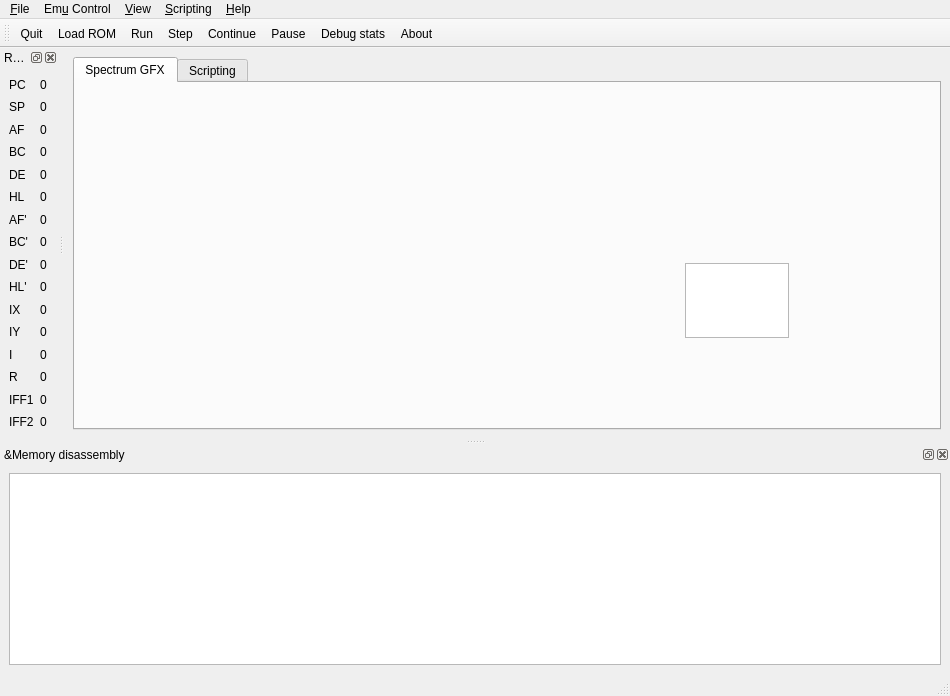
First picture: the form in ui/main_window.ui, repository electrified/cpuqt, before the edit.
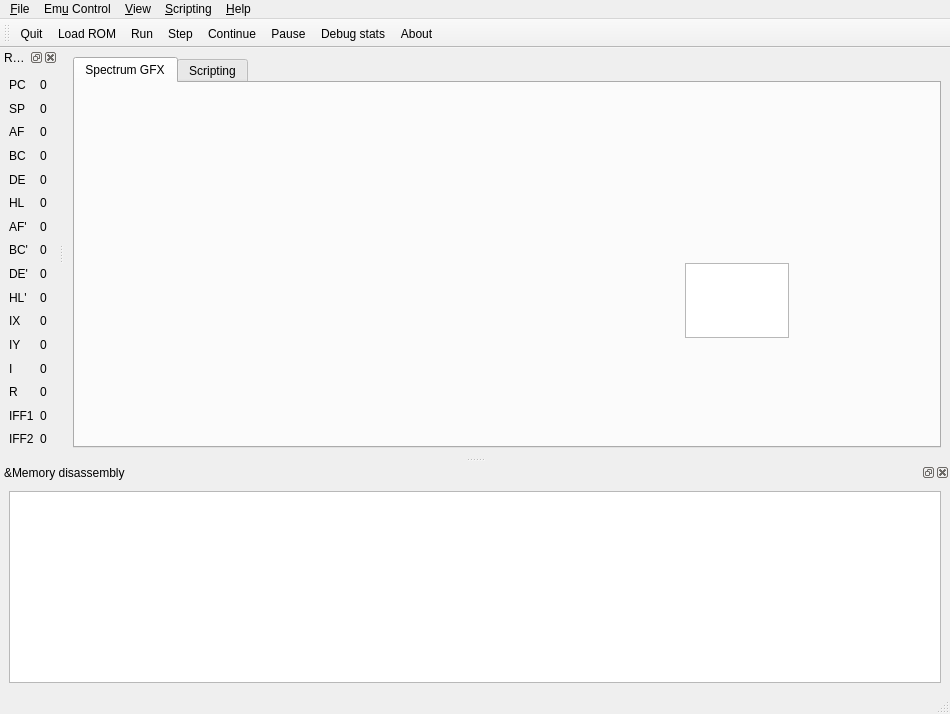
Second picture: the form after the edit. Icons and pictures are not drawn.

```diff
--- a/ui/main_window.ui
+++ b/ui/main_window.ui
@@ -8,7 +8,7 @@
     <x>0</x>
     <y>0</y>
     <width>950</width>
-    <height>696</height>
+    <height>714</height>
    </rect>
   </property>
   <property name="windowTitle">
```
Left out of the diff: 25 changed lines with no effect on the pictures.
